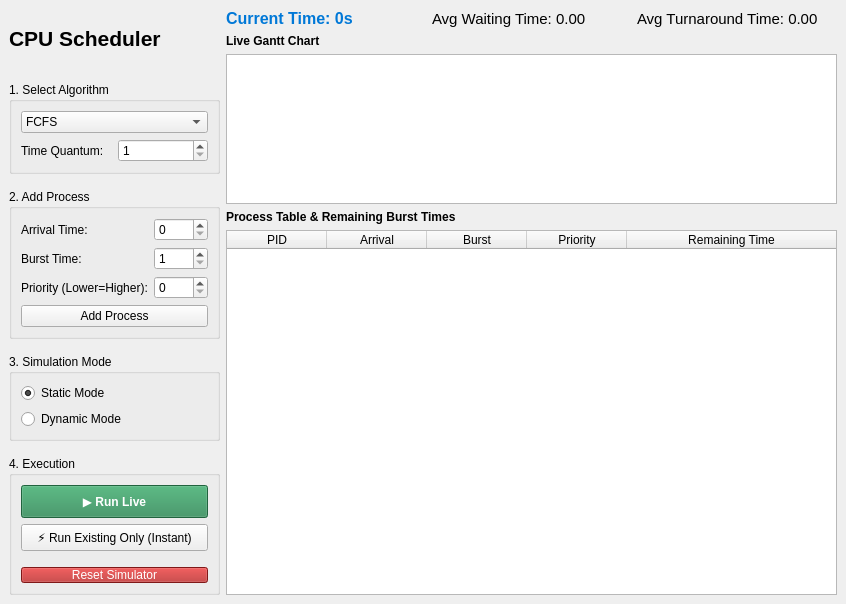
amrrnagy/CPU-Scheduler-Simulator, file src/gui/MainWindow.ui: the form before one commit.
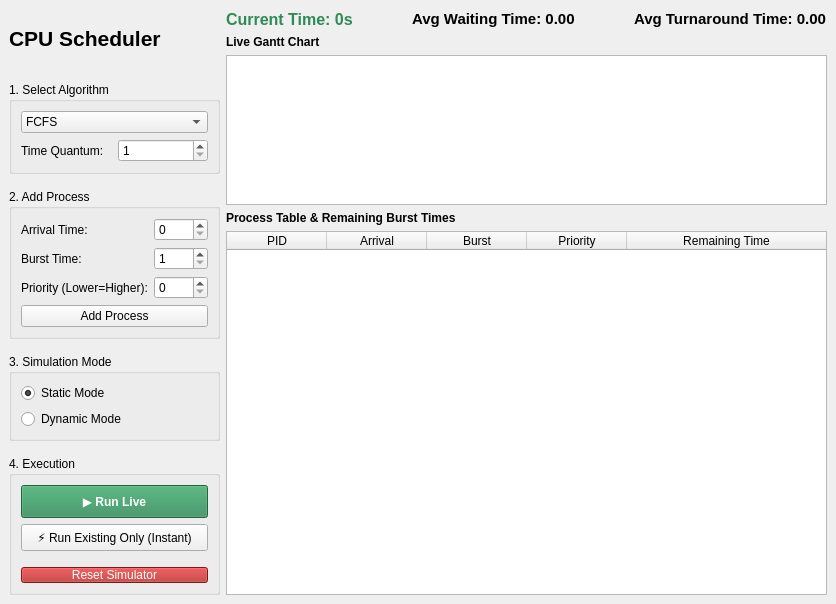
The form after the commit.

Commit message: added an app icon and adjusted the ui

```diff
--- a/src/gui/MainWindow.ui
+++ b/src/gui/MainWindow.ui
@@ -6,7 +6,7 @@
    <rect>
     <x>0</x>
     <y>0</y>
-    <width>846</width>
+    <width>836</width>
     <height>604</height>
    </rect>
   </property>
@@ -234,18 +234,32 @@
            </font>
           </property>
           <property name="styleSheet">
-           <string>color: #0078d7;</string>
+           <string notr="true">color: #2e8b57;</string>
           </property>
           <property name="text">
            <string>Current Time: 0s</string>
           </property>
          </widget>
         </item>
+        <item>
+         <spacer name="horizontalSpacer_2">
+          <property name="orientation">
+           <enum>Qt::Orientation::Horizontal</enum>
+          </property>
+          <property name="sizeHint" stdset="0">
+           <size>
+            <width>40</width>
+            <height>20</height>
+           </size>
+          </property>
+         </spacer>
+        </item>
         <item>
          <widget class="QLabel" name="label_Wait">
           <property name="font">
            <font>
             <pointsize>11</pointsize>
+            <bold>true</bold>
            </font>
           </property>
           <property name="text">
@@ -253,11 +267,25 @@
           </property>
          </widget>
         </item>
+        <item>
+         <spacer name="horizontalSpacer">
+          <property name="orientation">
+           <enum>Qt::Orientation::Horizontal</enum>
+          </property>
+          <property name="sizeHint" stdset="0">
+           <size>
+            <width>40</width>
+            <height>20</height>
+           </size>
+          </property>
+         </spacer>
+        </item>
         <item>
          <widget class="QLabel" name="label_Turnaround">
           <property name="font">
            <font>
             <pointsize>11</pointsize>
+            <bold>true</bold>
            </font>
           </property>
           <property name="text">
```
The commit also changes 6 other files.
